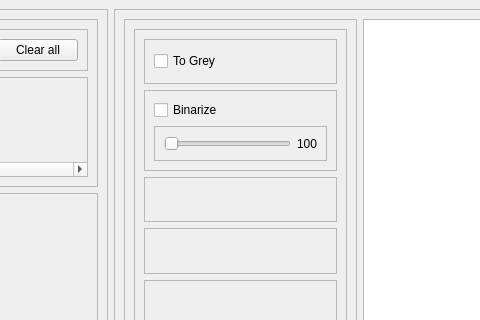
This is src/ui/generated/mainwindow.ui in irakliskhirtladze/OCR_viewer as Qt 5 draws it before an edit; both pictures show x 394 to 874 and y 0 to 320 of the 1009 by 799 pixel window. The edited form follows.
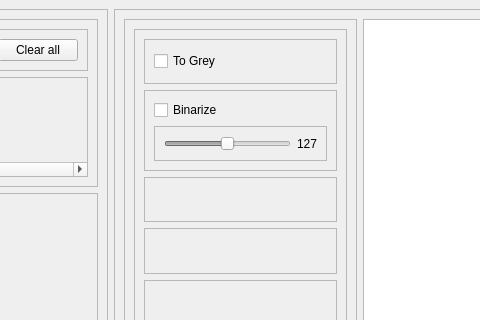
This is the edited form. Custom widgets are drawn as their Qt base class.

```diff
--- a/src/ui/generated/mainwindow.ui
+++ b/src/ui/generated/mainwindow.ui
@@ -208,9 +208,15 @@
                   <layout class="QHBoxLayout" name="horizontalLayout_5">
                    <item>
                     <widget class="QSlider" name="binarize_slider">
+                     <property name="enabled">
+                      <bool>false</bool>
+                     </property>
                      <property name="maximum">
                       <number>255</number>
                      </property>
+                     <property name="value">
+                      <number>127</number>
+                     </property>
                      <property name="orientation">
                       <enum>Qt::Orientation::Horizontal</enum>
                      </property>
@@ -237,7 +243,7 @@
                       </size>
                      </property>
                      <property name="text">
-                      <string>100</string>
+                      <string>127</string>
                      </property>
                     </widget>
                    </item>
```
